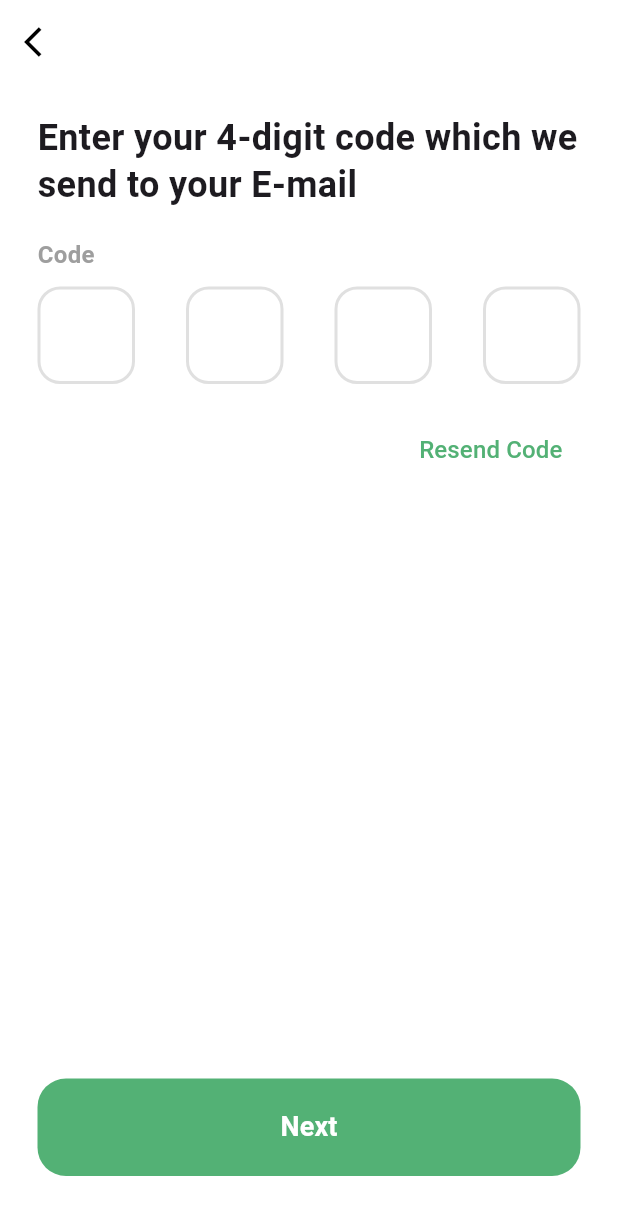
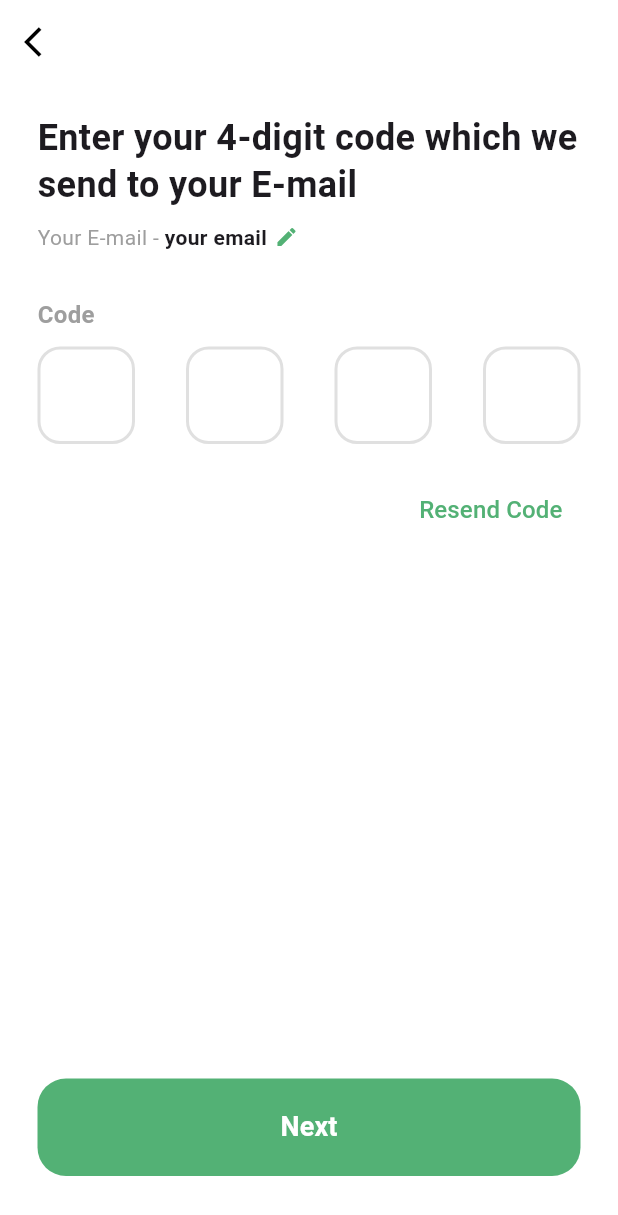
Before and after one commit to supunpriyanath333/Game_Kade-Online-Grocerry-App, a Flutter app: the SignupScreen screen opened directly, scrolled down 91 dp, after a tap on "Sing Up", on a phone screen of 412 x 824 dp. Shown: the top 1215 px of the screen. Run offline on Flutter 3.47's test engine with Material 3 defaults, Android fonts, the phone set to English and light mode, and no system bars.

Commit message:
fixed verification screen issues

```diff
--- a/lib/screens/signup_screen.dart
+++ b/lib/screens/signup_screen.dart
@@ -1,10 +1,25 @@
 import 'package:flutter/material.dart';
 import '../widgets/custom_button.dart';
 import '../widgets/custom_textfield.dart';
-import 'verification_screen.dart'; // 1. Added this import
+import 'verification_screen.dart';
 
-class SignupScreen extends StatelessWidget {
+class SignupScreen extends StatefulWidget {
   const SignupScreen({super.key});
+
+  @override
+  State<SignupScreen> createState() => _SignupScreenState();
+}
+
+class _SignupScreenState extends State<SignupScreen> {
+  // 1. Create the controller to capture the email input
+  final TextEditingController _emailController = TextEditingController();
+
+  @override
+  void dispose() {
+    // Clean up the controller when the widget is disposed
+    _emailController.dispose();
+    super.dispose();
+  }
 
   @override
   Widget build(BuildContext context) {
@@ -24,28 +39,27 @@ class SignupScreen extends StatelessWidget {
                 ),
               ),
               const SizedBox(height: 40),
-
               const Text(
                 "Sign Up",
-                style: TextStyle(
-                  fontSize: 26,
-                  fontWeight: FontWeight.bold,
-                  color: Colors.black,
-                ),
+                style: TextStyle(fontSize: 26, fontWeight: FontWeight.bold),
               ),
               const SizedBox(height: 5),
               const Text(
                 "Create Your New Account",
-                style: TextStyle(
-                  fontSize: 16,
-                  color: Colors.grey,
-                ),
+                style: TextStyle(fontSize: 16, color: Colors.grey),
               ),
               const SizedBox(height: 30),
 
               const CustomTextField(label: "Name", hint: "Enter your full name"),
               const SizedBox(height: 20),
-              const CustomTextField(label: "Email", hint: "Enter your email address"),
+
+              // 2. Pass the controller to your Email field
+              CustomTextField(
+                label: "Email",
+                hint: "Enter your email address",
+                controller: _emailController, // We need to add this property to CustomTextField
+              ),
+
               const SizedBox(height: 20),
               const CustomTextField(label: "Mobile No", hint: "Enter your mobile number"),
               const SizedBox(height: 20),
@@ -55,28 +69,29 @@ class SignupScreen extends StatelessWidget {
 
               const SizedBox(height: 40),
 
-              // 2. Updated the Navigation Logic here
               CustomButton(
                 label: "Sing Up",
                 onPressed: () {
+                  // 3. Pass the actual text from the controller to the VerificationScreen
                   Navigator.push(
                     context,
                     MaterialPageRoute(
-                      builder: (context) => const VerificationScreen(),
+                      builder: (context) => VerificationScreen(
+                        email: _emailController.text.isEmpty
+                            ? "your email"
+                            : _emailController.text,
+                      ),
                     ),
                   );
                 },
               ),
               const SizedBox(height: 25),
-
               Row(
                 mainAxisAlignment: MainAxisAlignment.center,
                 children: [
                   const Text("Already have an account? ", style: TextStyle(fontWeight: FontWeight.w600)),
                   GestureDetector(
-                    onTap: () {
-                      Navigator.pop(context);
-                    },
+                    onTap: () => Navigator.pop(context),
                     child: const Text(
                       "Singup",
                       style: TextStyle(color: Color(0xFF53B175), fontWeight: FontWeight.bold),
--- a/lib/screens/verification_screen.dart
+++ b/lib/screens/verification_screen.dart
@@ -1,8 +1,56 @@
 import 'package:flutter/material.dart';
 import '../widgets/custom_button.dart';
+// import 'location_selection_screen.dart'; // Create this file next
 
 class VerificationScreen extends StatelessWidget {
-  const VerificationScreen({super.key});
+  final String email; // Add this to receive the email
+
+  const VerificationScreen({super.key, required this.email});
+
+  void _showSuccessDialog(BuildContext context) {
+    showDialog(
+      context: context,
+      barrierDismissible: false, // User must click OK
+      builder: (context) => AlertDialog(
+        shape: RoundedRectangleBorder(borderRadius: BorderRadius.circular(20)),
+        content: Column(
+          mainAxisSize: MainAxisSize.min,
+          children: [
+            const Icon(Icons.check_circle, color: Color(0xFF53B175), size: 80),
+            const SizedBox(height: 20),
+            const Text(
+              "Success!",
+              style: TextStyle(fontSize: 22, fontWeight: FontWeight.bold),
+            ),
+            const SizedBox(height: 10),
+            const Text(
+              "Your email has been verified successfully.",
+              textAlign: TextAlign.center,
+              style: TextStyle(color: Colors.grey),
+            ),
+            const SizedBox(height: 25),
+            SizedBox(
+              width: double.infinity,
+              child: ElevatedButton(
+                style: ElevatedButton.styleFrom(
+                  backgroundColor: const Color(0xFF53B175),
+                  shape: RoundedRectangleBorder(borderRadius: BorderRadius.circular(15)),
+                  padding: const EdgeInsets.symmetric(vertical: 15),
+                ),
+                onPressed: () {
+                  Navigator.pop(context); // Close dialog
+                  // Navigate to location selection
+                  // Navigator.pushReplacement(context, MaterialPageRoute(builder: (context) => const LocationSelectionScreen()));
+                  print("Navigate to Location Selection");
+                },
+                child: const Text("OK", style: TextStyle(color: Colors.white, fontSize: 18)),
+              ),
+            ),
+          ],
+        ),
+      ),
+    );
+  }
 
   @override
   Widget build(BuildContext context) {
@@ -24,20 +72,24 @@ class VerificationScreen extends StatelessWidget {
             const SizedBox(height: 20),
             const Text(
               "Enter your 4-digit code which we\nsend to your E-mail",
-              style: TextStyle(
-                fontSize: 24,
-                fontWeight: FontWeight.bold,
-                height: 1.3,
-              ),
+              style: TextStyle(fontSize: 24, fontWeight: FontWeight.bold, height: 1.3),
             ),
-            const SizedBox(height: 20),
+            const SizedBox(height: 10),
+            // SHOW THE USER'S EMAIL HERE
+            Row(
+              children: [
+                const Text("Your E-mail - ", style: TextStyle(color: Colors.grey, fontSize: 14)),
+                Text(email, style: const TextStyle(fontWeight: FontWeight.bold, fontSize: 14)),
+                const SizedBox(width: 5),
+                const Icon(Icons.edit, size: 16, color: Color(0xFF53B175)),
+              ],
+            ),
+            const SizedBox(height: 30),
             const Text(
               "Code",
               style: TextStyle(fontSize: 16, color: Colors.grey, fontWeight: FontWeight.w600),
             ),
             const SizedBox(height: 10),
-
-            // 4-Digit Input Row
             Row(
               mainAxisAlignment: MainAxisAlignment.spaceBetween,
               children: [
@@ -47,28 +99,18 @@ class VerificationScreen extends StatelessWidget {
                 _buildCodeBox(context),
               ],
             ),
-
             const SizedBox(height: 20),
             Align(
               alignment: Alignment.centerRight,
               child: TextButton(
-                onPressed: () {
-                  // Resend logic
-                },
-                child: const Text(
-                  "Resend Code",
-                  style: TextStyle(color: Color(0xFF53B175), fontSize: 16),
-                ),
+                onPressed: () {},
+                child: const Text("Resend Code", style: TextStyle(color: Color(0xFF53B175), fontSize: 16)),
               ),
             ),
-
             const Spacer(),
-
             CustomButton(
               label: "Next",
-              onPressed: () {
-                // Navigate to Location Check or Home
-              },
+              onPressed: () => _showSuccessDialog(context),
             ),
             const SizedBox(height: 40),
           ],
@@ -77,7 +119,6 @@ class VerificationScreen extends StatelessWidget {
     );
   }
 
-  // Helper widget for the 4 individual digit boxes
   Widget _buildCodeBox(BuildContext context) {
     return Container(
       width: 65,
@@ -94,10 +135,7 @@ class VerificationScreen extends StatelessWidget {
         keyboardType: TextInputType.number,
         maxLength: 1,
         style: const TextStyle(fontSize: 24, fontWeight: FontWeight.bold),
-        decoration: const InputDecoration(
-          counterText: "",
-          border: InputBorder.none,
-        ),
+        decoration: const InputDecoration(counterText: "", border: InputBorder.none),
       ),
     );
   }
--- a/lib/widgets/custom_textfield.dart
+++ b/lib/widgets/custom_textfield.dart
@@ -4,12 +4,14 @@ class CustomTextField extends StatefulWidget {
   final String label;
   final String hint;
   final bool isPassword;
+  final TextEditingController? controller; // Added to capture input
 
   const CustomTextField({
     super.key,
     required this.label,
     required this.hint,
     this.isPassword = false,
+    this.controller, // Added to constructor
   });
 
   @override
@@ -17,13 +19,11 @@ class CustomTextField extends StatefulWidget {
 }
 
 class _CustomTextFieldState extends State<CustomTextField> {
-  // Fix: Don't use 'late'. Initialize it right here.
   bool _isObscured = false;
 
   @override
   void initState() {
     super.initState();
-    // This will set the initial state correctly when the widget is first created
     _isObscured = widget.isPassword;
   }
 
@@ -42,6 +42,7 @@ class _CustomTextFieldState extends State<CustomTextField> {
         ),
         const SizedBox(height: 5),
         TextField(
+          controller: widget.controller, // Connected the controller here
           obscureText: _isObscured,
           decoration: InputDecoration(
             hintText: widget.hint,
```
